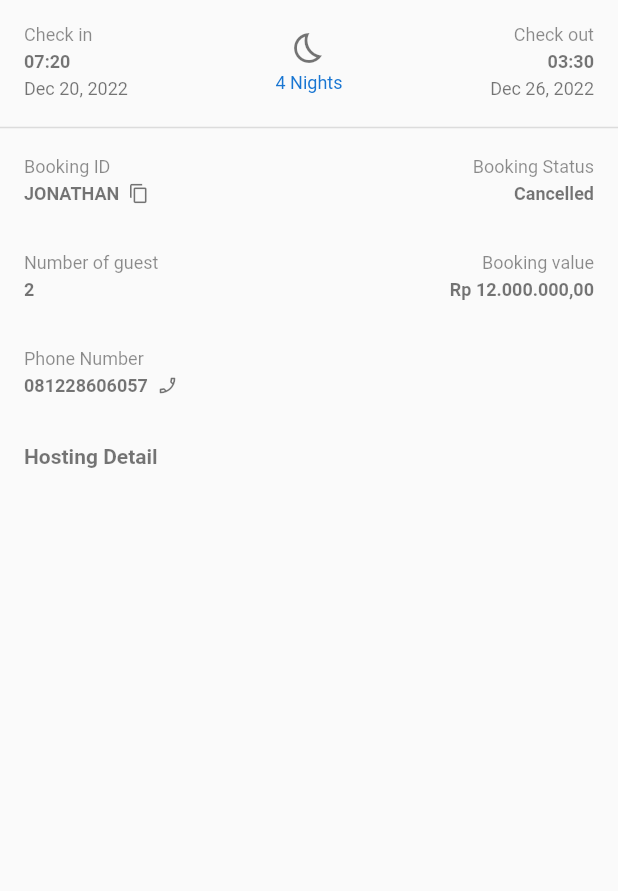
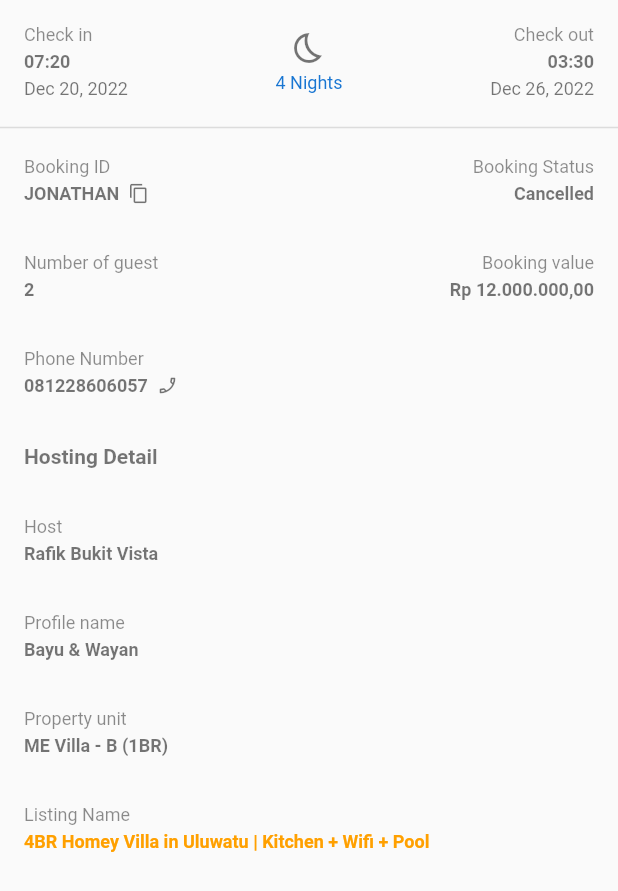
Before and after one commit to valcons97/bukit-vista-flutter-assessment, a Flutter app: the ReservationTabView widget shown alone on an empty page, opened directly with sample values from the repository, on a phone screen of 412 x 824 dp. Shown: the top 891 px of the screen. Run offline on Flutter 3.47's test engine with Material 2 defaults, Android fonts, the phone set to English and light mode, and no system bars; our stand-ins replace equatable, flutter_bloc, flutter_dotenv, get_it, injectable, recase.

Commit message:
feat: host section

```diff
--- a/lib/core/widgets/bukit_vista_information_tile.dart
+++ b/lib/core/widgets/bukit_vista_information_tile.dart
@@ -144,6 +144,7 @@ class BukitVistaInformationTile extends StatelessWidget {
     required String leftSubtitle,
     VoidCallback? onTap,
     Widget? icon,
+    Color? color,
   }) {
     return BukitVistaInformationTile(
       leftColumn: [
@@ -155,6 +156,7 @@ class BukitVistaInformationTile extends StatelessWidget {
             children: [
               BookingSubtitleText(
                 subtitle: leftSubtitle,
+                color: color,
               ),
               const SizedBox(width: 6),
               icon ?? Container(),
@@ -188,17 +190,19 @@ class BookingSubtitleText extends StatelessWidget {
     super.key,
     required this.subtitle,
     this.size,
+    this.color,
   });
 
   final String subtitle;
   final double? size;
+  final Color? color;
 
   @override
   Widget build(BuildContext context) {
     return Text(
       subtitle,
       style: TextStyle(
-        color: Colors.black54,
+        color: color ?? Colors.black54,
         fontSize: size ?? 12,
         fontWeight: FontWeight.w700,
       ),
--- a/lib/features/booking_page/page/booking_detail_page/part/reservation_tab.dart
+++ b/lib/features/booking_page/page/booking_detail_page/part/reservation_tab.dart
@@ -12,11 +12,15 @@ class ReservationTabView extends StatelessWidget {
   Widget build(BuildContext context) {
     return ListView(
       children: [
+        /// Booking Information Section
+        /// Booking Days Tile
         BukitVistaInformationTile.bookingDays(
           checkInDate: bookingModelDetail!.checkInDate,
           checkOutDate: bookingModelDetail!.checkOutDate,
         ),
         const BukitVistaDivider(height: 6),
+
+        /// Booking ID Tile
         BukitVistaInformationTile.twoColumns(
           leftTitle: 'Booking ID',
           leftSubtitle: bookingModelDetail!.id.toUpperCase(),
@@ -41,6 +45,8 @@ class ReservationTabView extends StatelessWidget {
           rightTitle: 'Booking Status',
           rightSubtitle: bookingModelDetail!.bookingStatus.name.sentenceCase,
         ),
+
+        /// Booking Value Tile
         BukitVistaInformationTile.twoColumns(
           leftTitle: 'Number of guest',
           leftSubtitle: bookingModelDetail!.totalGuest.toString(),
@@ -48,6 +54,8 @@ class ReservationTabView extends StatelessWidget {
           rightSubtitle:
               bookingModelDetail!.bookingValue.toString().toCurrency(),
         ),
+
+        /// Booking Guest Phone Tile
         BukitVistaInformationTile.oneColumn(
           leftTitle: 'Phone Number',
           leftSubtitle: bookingModelDetail!.profileModel.phoneNumber,
@@ -57,6 +65,8 @@ class ReservationTabView extends StatelessWidget {
             color: Colors.black54,
           ),
         ),
+
+        /// Host Section
         Container(
           padding: const EdgeInsets.symmetric(horizontal: 16, vertical: 16),
           color: const Color(0xFFFAFAFA),
@@ -64,7 +74,32 @@ class ReservationTabView extends StatelessWidget {
             subtitle: 'Hosting Detail',
             size: 14,
           ),
-        )
+        ),
+
+        /// Host Name
+        BukitVistaInformationTile.oneColumn(
+          leftTitle: 'Host',
+          leftSubtitle: bookingModelDetail!.hostModel.hostName,
+        ),
+
+        /// Host Profile Name
+        BukitVistaInformationTile.oneColumn(
+          leftTitle: 'Profile name',
+          leftSubtitle: bookingModelDetail!.hostModel.hostProfileName,
+        ),
+
+        /// Host Property Unit
+        BukitVistaInformationTile.oneColumn(
+          leftTitle: 'Property unit',
+          leftSubtitle: bookingModelDetail!.hostModel.hostPropertyUnit,
+        ),
+
+        /// Host Listing Name
+        BukitVistaInformationTile.oneColumn(
+          leftTitle: 'Listing Name',
+          leftSubtitle: bookingModelDetail!.hostModel.listingName,
+          color: Colors.amber[700],
+        ),
       ],
     );
   }
```
